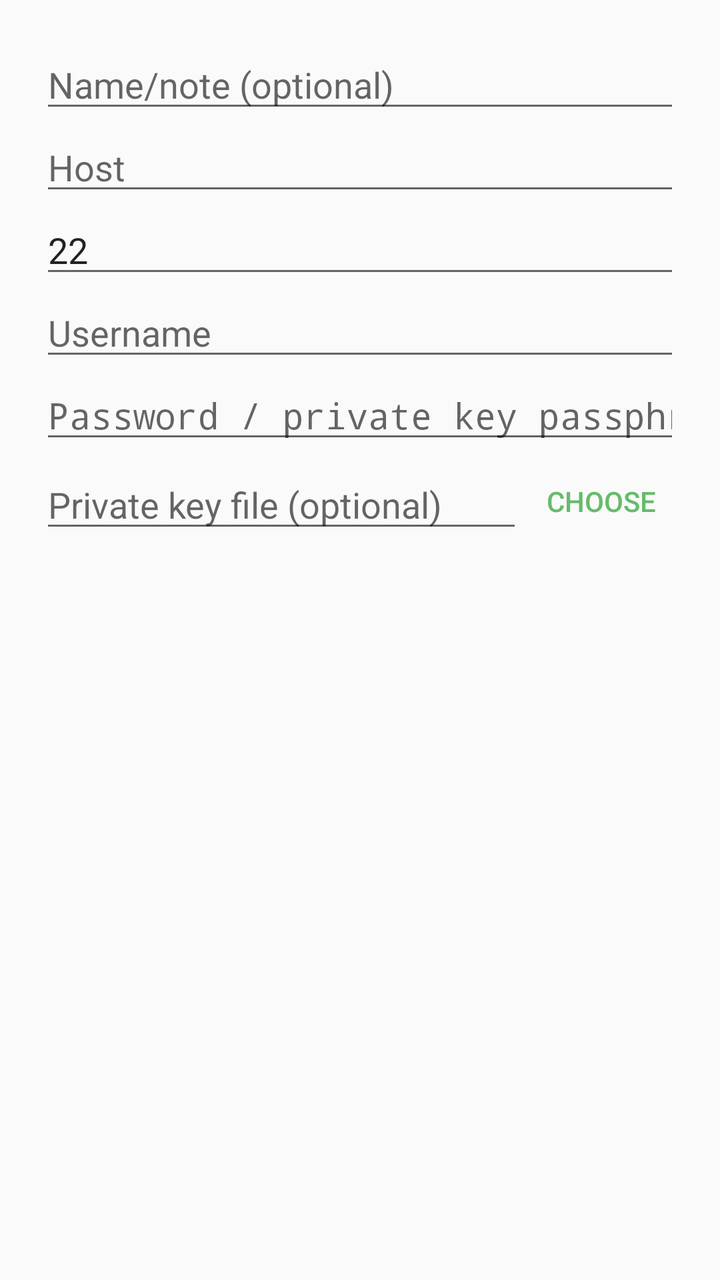
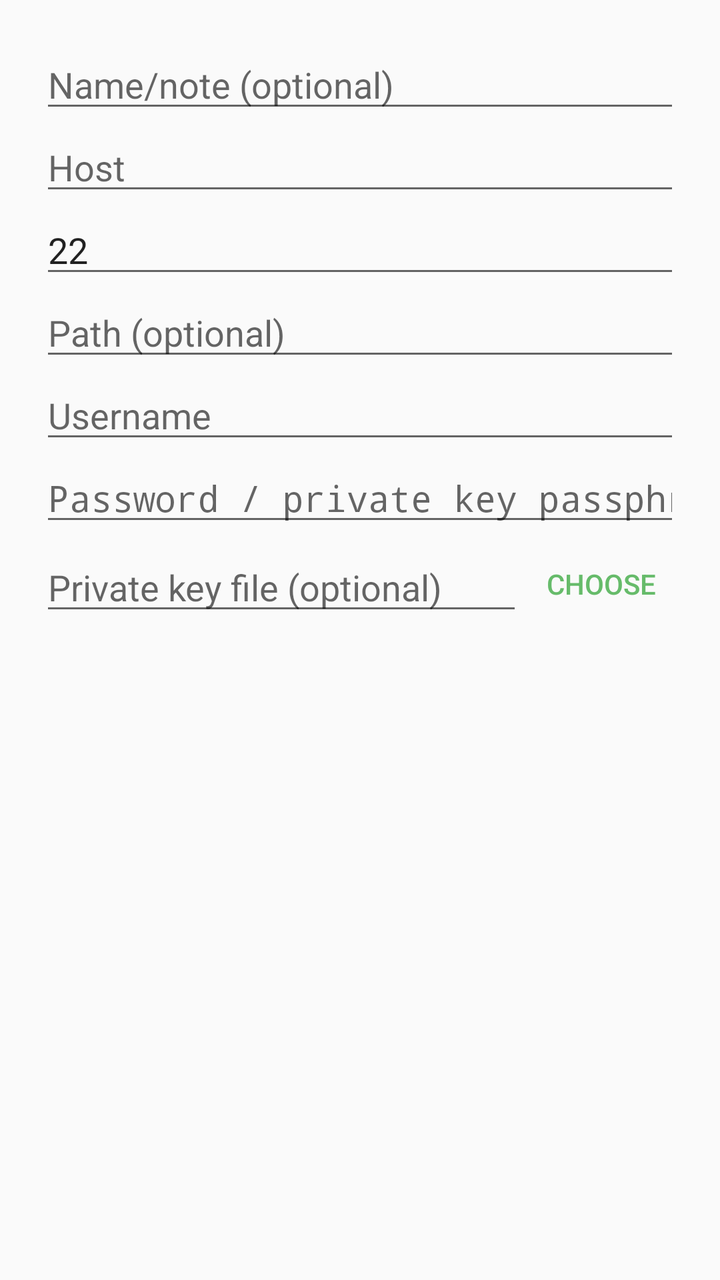

The first picture is an Android layout as it rendered before a commit; the second is the same layout after the commit. The layout source and the unified diff follow.
<!-- AndroidManifest.xml: application theme Theme.Twig -->
<!-- res/layout/dialog_sftp.xml -->
<?xml version="1.0" encoding="utf-8"?>
<LinearLayout xmlns:android="http://schemas.android.com/apk/res/android"
    android:layout_width="match_parent"
    android:layout_height="wrap_content"
    android:orientation="vertical"
    android:padding="20dp">

    <EditText
        android:id="@+id/et_name"
        android:layout_width="match_parent"
        android:layout_height="wrap_content"
        android:hint="@string/conn_name"
        android:inputType="text"
        android:importantForAutofill="no" />

    <EditText
        android:id="@+id/et_host"
        android:layout_width="match_parent"
        android:layout_height="wrap_content"
        android:hint="@string/ftp_host"
        android:inputType="textUri"
        android:importantForAutofill="no" />

    <EditText
        android:id="@+id/et_port"
        android:layout_width="match_parent"
        android:layout_height="wrap_content"
        android:hint="@string/ftp_port"
        android:inputType="number"
        android:text="22"
        android:importantForAutofill="no" />

    <EditText
        android:id="@+id/et_user"
        android:layout_width="match_parent"
        android:layout_height="wrap_content"
        android:hint="@string/ftp_user"
        android:inputType="text"
        android:importantForAutofill="no" />

    <EditText
        android:id="@+id/et_pass"
        android:layout_width="match_parent"
        android:layout_height="wrap_content"
        android:hint="@string/sftp_pass_hint"
        android:inputType="textPassword"
        android:importantForAutofill="no" />

    
    <LinearLayout
        android:layout_width="match_parent"
        android:layout_height="wrap_content"
        android:orientation="horizontal"
        android:gravity="center_vertical">

        <EditText
            android:id="@+id/et_key"
            android:layout_width="0dp"
            android:layout_height="wrap_content"
            android:layout_weight="1"
            android:hint="@string/sftp_key"
            android:inputType="text"
            android:importantForAutofill="no" />

        <Button
            android:id="@+id/btn_pick_key"
            style="?android:attr/buttonBarButtonStyle"
            android:layout_width="wrap_content"
            android:layout_height="wrap_content"
            android:text="@string/sftp_pick_key" />
    </LinearLayout>
</LinearLayout>
<!-- resources referenced by this layout -->
<resources>
  <string name="conn_name">Name/note (optional)</string>
  <string name="ftp_host">Host</string>
  <string name="ftp_port">Port</string>
  <string name="ftp_user">Username</string>
  <string name="sftp_key">Private key file (optional)</string>
  <string name="sftp_pass_hint">Password / private key passphrase (optional)</string>
  <string name="sftp_pick_key">Choose</string>
  <style name="Theme.Twig" parent="Theme.AppCompat.DayNight.NoActionBar">
          <item name="colorPrimary">@color/primary</item>
          <item name="colorPrimaryDark">@color/primary_dark</item>
          <item name="colorAccent">@color/accent</item>
          <item name="android:windowBackground">@color/bg</item>
          <item name="android:statusBarColor">@color/toolbar</item>
      </style>
  <color name="primary">#2E7D32</color>
  <color name="primary_dark">#1B5E20</color>
  <color name="accent">#66BB6A</color>
  <color name="bg">#FAFAFA</color>
  <color name="toolbar">#2E7D32</color>
</resources>

<!-- the commit's change to res/layout/dialog_sftp.xml (unified diff, before → after) -->
@@ -28,6 +28,14 @@
         android:hint="@string/ftp_port"
         android:inputType="number"
         android:text="22"
+        android:importantForAutofill="no" />
+
+    <EditText
+        android:id="@+id/et_path"
+        android:layout_width="match_parent"
+        android:layout_height="wrap_content"
+        android:hint="@string/conn_path"
+        android:inputType="text"
         android:importantForAutofill="no" />
 
     <EditText
<!-- resource entries referenced after the edit -->
@@ -1,6 +1,7 @@
 <!-- resources referenced by this layout -->
 <resources>
   <string name="conn_name">Name/note (optional)</string>
+  <string name="conn_path">Path (optional)</string>
   <string name="ftp_host">Host</string>
   <string name="ftp_port">Port</string>
   <string name="ftp_user">Username</string>
